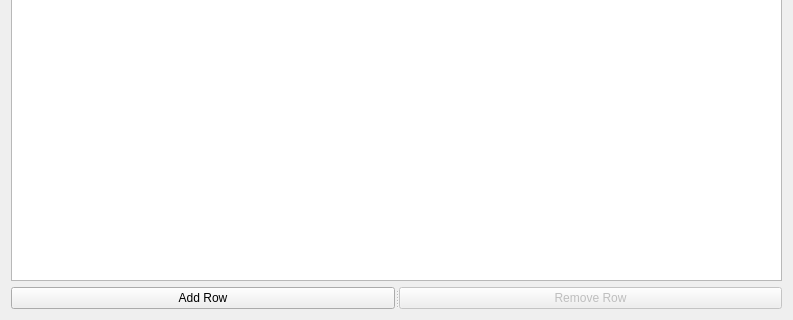
The window that GUI/Design/TabMiscellaneous.ui (jwjulien/alphabrew) describes before a commit, drawn with Qt 5; both pictures show x 0 to 793 and y 198 to 518 of the 793 by 518 pixel window.
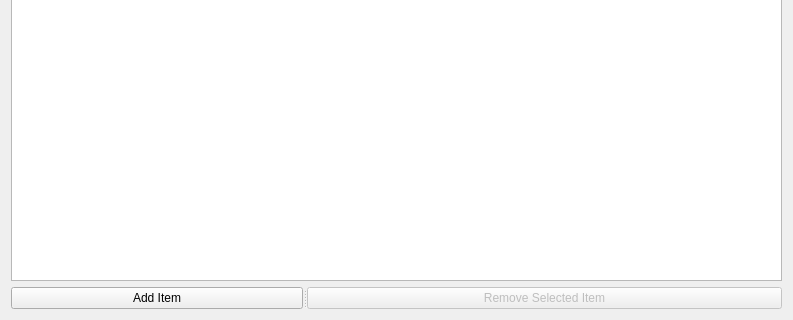
The same window after the commit.

The edit to the form file:
```diff
--- a/GUI/Design/TabMiscellaneous.ui
+++ b/GUI/Design/TabMiscellaneous.ui
@@ -27,7 +27,7 @@
        </sizepolicy>
       </property>
       <property name="text">
-       <string>Add Row</string>
+       <string>Add Item</string>
       </property>
      </widget>
      <widget class="QPushButton" name="remove">
@@ -41,7 +41,7 @@
        </sizepolicy>
       </property>
       <property name="text">
-       <string>Remove Row</string>
+       <string>Remove Selected Item</string>
       </property>
      </widget>
     </widget>
```
